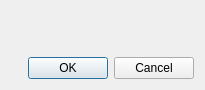
Qt form mediacopier-cli/src/gui/dialog_full.ui (patrickziegler/mediacopier) before a commit.
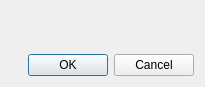
The same form after that commit. Custom widgets are drawn as their Qt base class.

What changed in the file:
```diff
--- a/mediacopier-cli/src/gui/dialog_full.ui
+++ b/mediacopier-cli/src/gui/dialog_full.ui
@@ -8,7 +8,7 @@
     <x>0</x>
     <y>0</y>
     <width>205</width>
-    <height>90</height>
+    <height>87</height>
    </rect>
   </property>
   <layout class="QVBoxLayout" name="verticalLayout">
@@ -26,7 +26,7 @@
      <property name="sizeHint" stdset="0">
       <size>
        <width>20</width>
-       <height>6</height>
+       <height>3</height>
       </size>
      </property>
     </spacer>
```
